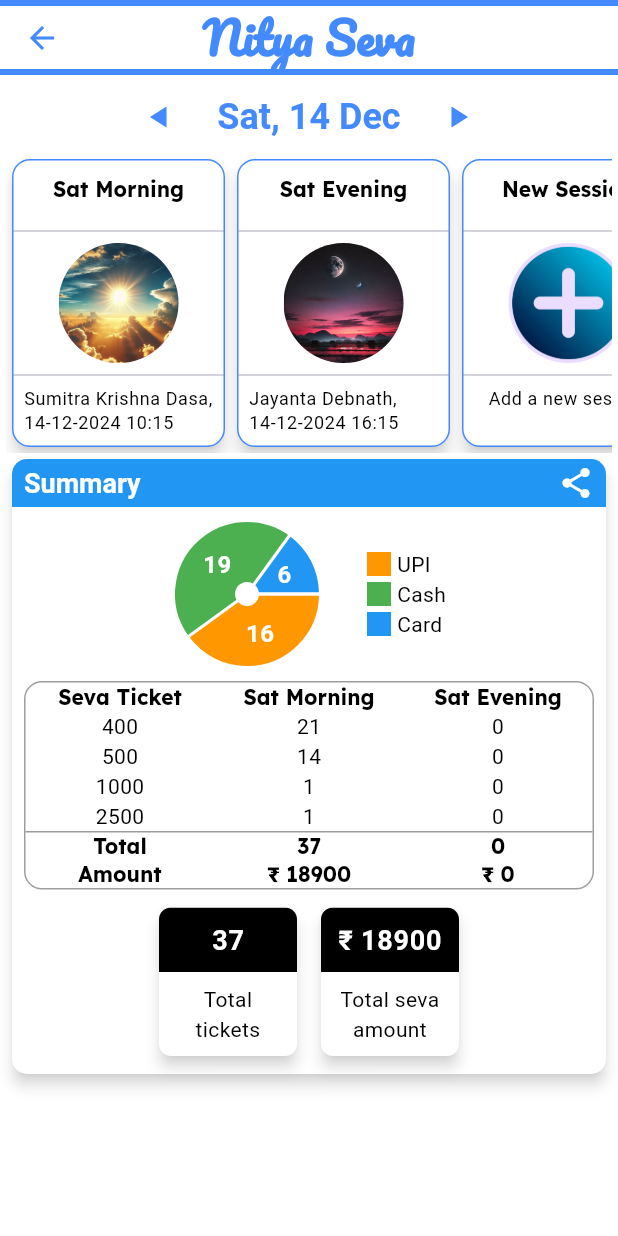
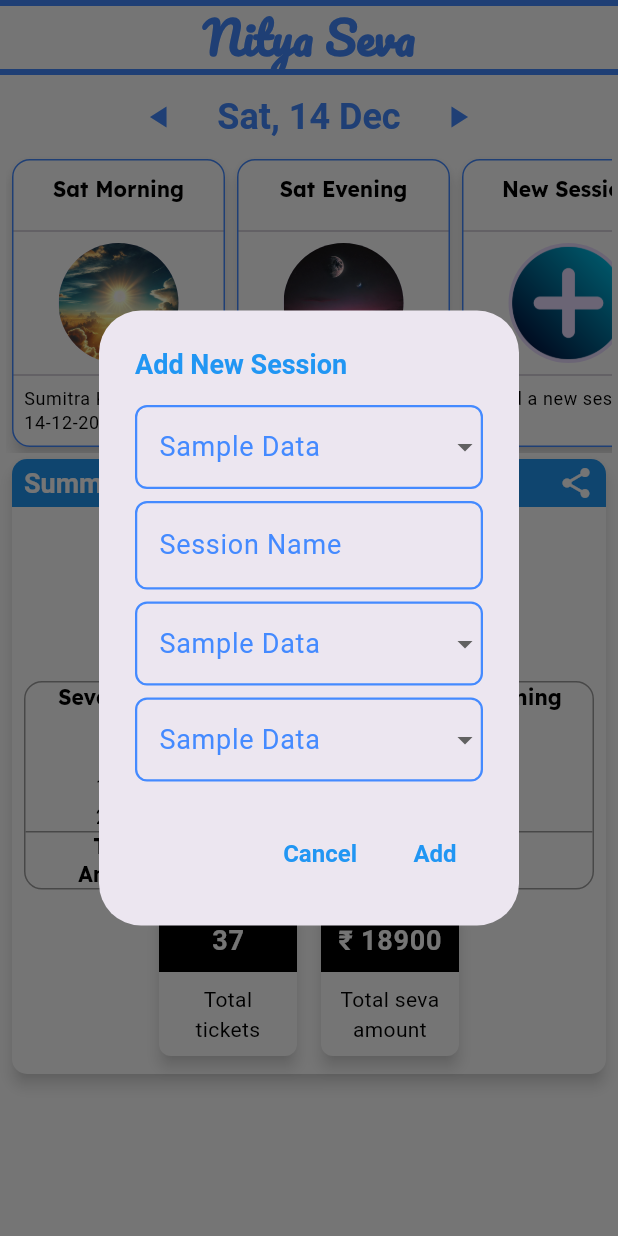
Before and after one commit to jayantadn/vkhillseva, a Flutter app: the NityaSeva screen opened directly, after a tap on "New Session", on a phone screen of 412 x 824 dp. Run offline on Flutter 3.47's test engine with Material 3 defaults, Android fonts, the phone set to English and light mode, and no system bars; drawn by our look-alikes of fl_chart; our stand-ins replace firebase_core, google_fonts, synchronized; accounts and stored records are empty; Roboto replaces fonts that are missing (Delius, Mogra).

Commit message:
Add session creation dialog in NityaSeva with input fields for session name and options

```diff
--- a/lib/main.dart
+++ b/lib/main.dart
@@ -23,8 +23,8 @@ class MyApp extends StatelessWidget {
     return MaterialApp(
       title: 'ISKCON VK Hill Seva',
       theme: themeDefault,
-      // home: const NityaSeva(title: "Nitya Seva"), // for testing
-      home: const MyHomePage(title: 'Hare Krishna'),
+      home: const NityaSeva(title: "Nitya Seva"), // for testing
+      // home: const MyHomePage(title: 'Hare Krishna'),
     );
   }
 }
--- a/lib/nitya_seva/nitya_seva.dart
+++ b/lib/nitya_seva/nitya_seva.dart
@@ -28,6 +28,95 @@ class _NityaSevaState extends State<NityaSeva> {
     setState(() {
       _isLoading = false;
     });
+  }
+
+  Future<void> _addSession() async {
+    final double padding = 8.0;
+
+    showDialog(
+      context: context,
+      builder: (BuildContext context) {
+        TextEditingController sessionNameController = TextEditingController();
+
+        return AlertDialog(
+          title: Text('Add New Session',
+              style: Theme.of(context).textTheme.headlineMedium),
+          content: SingleChildScrollView(
+            child: Column(
+              children: [
+                // drop down for seva
+                DropdownButtonFormField<String>(
+                  decoration: InputDecoration(labelText: 'Sample Data'),
+                  items:
+                      ['Option 1', 'Option 2', 'Option 3'].map((String value) {
+                    return DropdownMenuItem<String>(
+                      value: value,
+                      child: Text(
+                        value,
+                      ),
+                    );
+                  }).toList(),
+                  onChanged: (newValue) {},
+                ),
+
+                SizedBox(height: padding),
+
+                // session name
+                TextField(
+                  controller: sessionNameController,
+                  decoration: InputDecoration(labelText: 'Session Name'),
+                ),
+
+                SizedBox(height: padding),
+
+                // default amount
+                DropdownButtonFormField<String>(
+                  decoration: InputDecoration(labelText: 'Sample Data'),
+                  items:
+                      ['Option 1', 'Option 2', 'Option 3'].map((String value) {
+                    return DropdownMenuItem<String>(
+                      value: value,
+                      child: Text(value),
+                    );
+                  }).toList(),
+                  onChanged: (newValue) {},
+                ),
+
+                SizedBox(height: padding),
+
+                // default payment mode
+                DropdownButtonFormField<String>(
+                  decoration: InputDecoration(labelText: 'Sample Data'),
+                  items:
+                      ['Option 1', 'Option 2', 'Option 3'].map((String value) {
+                    return DropdownMenuItem<String>(
+                      value: value,
+                      child: Text(value),
+                    );
+                  }).toList(),
+                  onChanged: (newValue) {},
+                ),
+              ],
+            ),
+          ),
+          actions: [
+            TextButton(
+              child: Text('Cancel'),
+              onPressed: () {
+                Navigator.of(context).pop();
+              },
+            ),
+            TextButton(
+              child: Text('Add'),
+              onPressed: () {
+                // Handle the add session logic here
+                Navigator.of(context).pop();
+              },
+            ),
+          ],
+        );
+      },
+    );
   }
 
   @override
@@ -77,7 +166,9 @@ class _NityaSevaState extends State<NityaSeva> {
                             image: 'assets/images/Common/add.png',
                             title: 'New Session',
                             text: "Add a new session",
-                            callback: LauncherTileCallback(onClick: () {}),
+                            callback: LauncherTileCallback(onClick: () {
+                              _addSession();
+                            }),
                           ),
                         ],
                       ),
```
